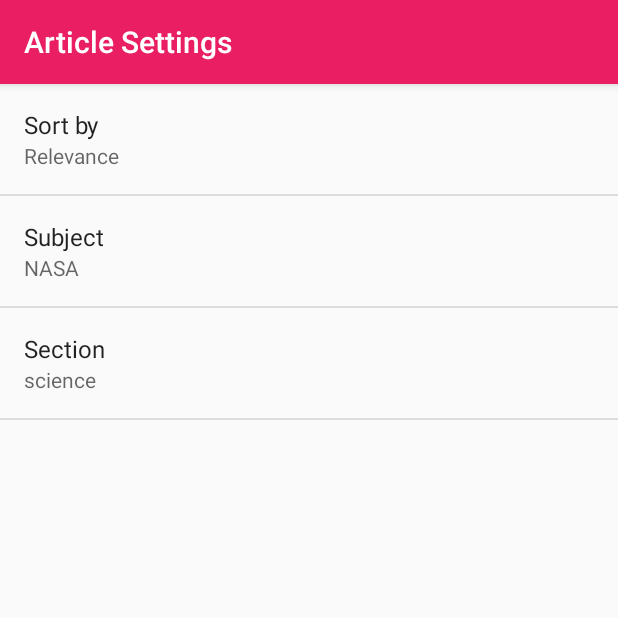
After one commit to DavidRussPrater/PlanetaryGeologyNews, an Android app: the SettingsActivity screen opened directly, with no data from a screen before it, on a phone screen of 412 x 824 dp, the top half of it. The commit adds this screen. Run offline under Robolectric (Android 15) with nearby library versions, the phone set to English and light mode, and no system bars.

Commit message:
Added a settings menu where the user can choose what to search and how to order the results.

```diff
--- /dev/null
+++ b/app/src/main/java/com/example/prate/planetarygeologynews/SettingsActivity.java
@@ -0,0 +1,63 @@
+package com.example.prate.planetarygeologynews;
+
+import android.content.SharedPreferences;
+import android.os.Bundle;
+import android.preference.Preference;
+import android.preference.PreferenceFragment;
+import android.preference.PreferenceManager;
+import android.support.v7.app.AppCompatActivity;
+import android.preference.ListPreference;
+
+import java.util.List;
+
+public class SettingsActivity extends AppCompatActivity{
+
+    @Override
+    protected void onCreate(Bundle savedInstanceState) {
+        super.onCreate(savedInstanceState);
+        setContentView(R.layout.settings_activity);
+    }
+
+    public static class ArticlePreferenceFragment extends PreferenceFragment implements Preference.OnPreferenceChangeListener {
+
+        @Override
+        public void onCreate(Bundle savedInstanceState) {
+            super.onCreate(savedInstanceState);
+            addPreferencesFromResource(R.xml.settings_main);
+
+
+            Preference subject = findPreference(getString(R.string.settings_subject_key));
+            bindPreferenceSummaryToValue(subject);
+
+            Preference orderBy = findPreference(getString(R.string.settings_order_by_key));
+            bindPreferenceSummaryToValue(orderBy);
+
+            Preference section = findPreference(getString(R.string.settings_section_key));
+            bindPreferenceSummaryToValue(section);
+        }
+
+        @Override
+        public boolean onPreferenceChange(Preference preference, Object value) {
+            /* The code in this method takes care of updating the displayed preference summary after it has been changed */
+            String stringValue = value.toString();
+            if (preference instanceof ListPreference) {
+                ListPreference listPreference = (ListPreference) preference;
+                int prefIndex = listPreference.findIndexOfValue(stringValue);
+                if (prefIndex >= 0) {
+                    CharSequence[] labels = listPreference.getEntries();
+                    preference.setSummary(labels[prefIndex]);
+                }
+            } else {
+                preference.setSummary(stringValue);
+            }
+            return true;
+        }
+
+        private void bindPreferenceSummaryToValue(Preference preference) {
+            preference.setOnPreferenceChangeListener(this);
+            SharedPreferences preferences = PreferenceManager.getDefaultSharedPreferences(preference.getContext());
+            String preferenceString = preferences.getString(preference.getKey(), "");
+            onPreferenceChange(preference, preferenceString);
+        }
+    }
+}
--- a/app/src/main/res/layout/activity_main.xml
+++ b/app/src/main/res/layout/activity_main.xml
@@ -4,7 +4,6 @@
     android:layout_width="match_parent"
     android:layout_height="match_parent"
     tools:context=".MainActivity">
-
 
     <ListView xmlns:android="http://schemas.android.com/apk/res/android"
         android:id="@+id/list"
--- /dev/null
+++ b/app/src/main/res/values/arrays.xml
@@ -0,0 +1,16 @@
+<?xml version="1.0" encoding="utf-8"?>
+<resources>
+
+    <string-array name="settings_order_by_labels">
+        <item>@string/settings_order_by_newest_label</item>
+        <item>@string/settings_order_by_oldest_label</item>
+        <item>@string/settings_order_by_relevance_label</item>
+    </string-array>
+
+    <string-array name="settings_order_by_values">
+        <item>@string/settings_order_by_newest_value</item>
+        <item>@string/settings_order_by_oldest_value</item>
+        <item>@string/settings_order_by_relevance_value</item>
+    </string-array>
+
+</resources>
--- a/app/src/main/res/values/strings.xml
+++ b/app/src/main/res/values/strings.xml
@@ -1,6 +1,35 @@
 <resources>
-    <string name="app_name">PlanetaryGeologyNews</string>
+    <string name="app_name">Planetary Geology News</string>
     <string name="no_author">No Author Referenced</string>
     <string name="no_articles">No News Articles Found</string>
     <string name="no_internet_connection">No Internet Connection</string>
+    <string name="settings_menu_item">Settings</string>
+    <string name="settings_title">Article Settings</string>
+
+    <!-- Strings for the order by -->
+
+    <string name="settings_order_by_label">Sort by</string>
+    <string name="settings_order_by_key" translatable="false">orderBy</string>
+    <string name="settings_order_by_default" translatable="false">relevance</string>
+
+    <string name="settings_order_by_newest_label">Newest</string>
+    <string name="settings_order_by_newest_value">newest</string>
+
+    <string name="settings_order_by_oldest_label">Oldest</string>
+    <string name="settings_order_by_oldest_value">oldest</string>
+
+    <string name="settings_order_by_relevance_label">Relevance</string>
+    <string name="settings_order_by_relevance_value">relevance</string>
+
+    <!-- Strings for the "Section" preferences-->
+
+    <string name="settings_subject_label">Subject</string>
+    <string name="settings_subject_key" translatable="false">topic</string>
+    <string name="settings_subject_default" translatable="false">NASA</string>
+
+    <string name="settings_section_label">Section</string>
+    <string name="settings_section_key">sections</string>
+    <string name="settings_section_default">science</string>
+
+
 </resources>
--- /dev/null
+++ b/app/src/main/res/xml/settings_main.xml
@@ -0,0 +1,28 @@
+<?xml version="1.0" encoding="utf-8"?>
+<PreferenceScreen
+    xmlns:android="http://schemas.android.com/apk/res/android"
+    android:title="@string/settings_title">
+
+    <ListPreference
+        android:defaultValue="@string/settings_order_by_default"
+        android:key="@string/settings_order_by_key"
+        android:selectAllOnFocus="true"
+        android:title="@string/settings_order_by_label"
+        android:entries="@array/settings_order_by_labels"
+        android:entryValues="@array/settings_order_by_values" />
+
+    <EditTextPreference
+        android:defaultValue="@string/settings_subject_default"
+        android:inputType="text"
+        android:key="@string/settings_subject_key"
+        android:selectAllOnFocus="true"
+        android:title="@string/settings_subject_label" />
+
+    <EditTextPreference
+        android:defaultValue="@string/settings_section_default"
+        android:inputType="text"
+        android:key="@string/settings_section_key"
+        android:selectAllOnFocus="true"
+        android:title="@string/settings_section_label" />
+
+</PreferenceScreen>
```
Also changed, not shown: app/src/main/AndroidManifest.xml (+9 -0 lines), app/src/main/java/com/example/prate/planetarygeologynews/MainActivity.java (+77 -5 lines), app/src/main/res/layout/settings_activity.xml (added, +10 -0 lines), app/src/main/res/menu/main.xml (added, +9 -0 lines), app/src/main/res/values/styles.xml (indentation only).
